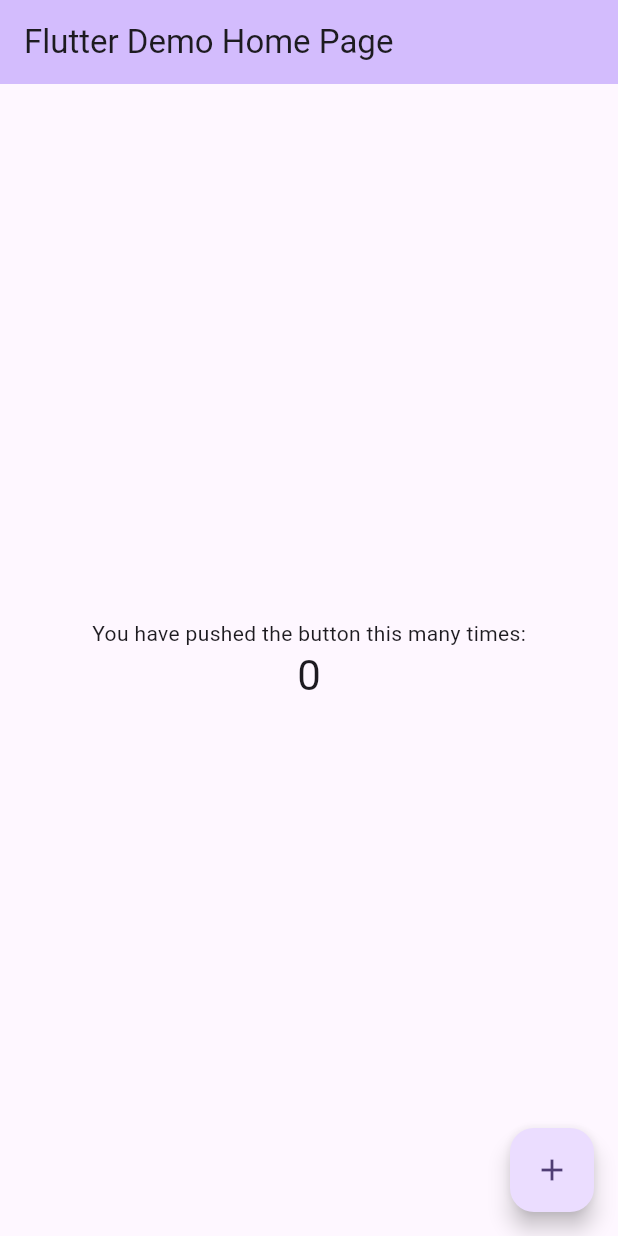
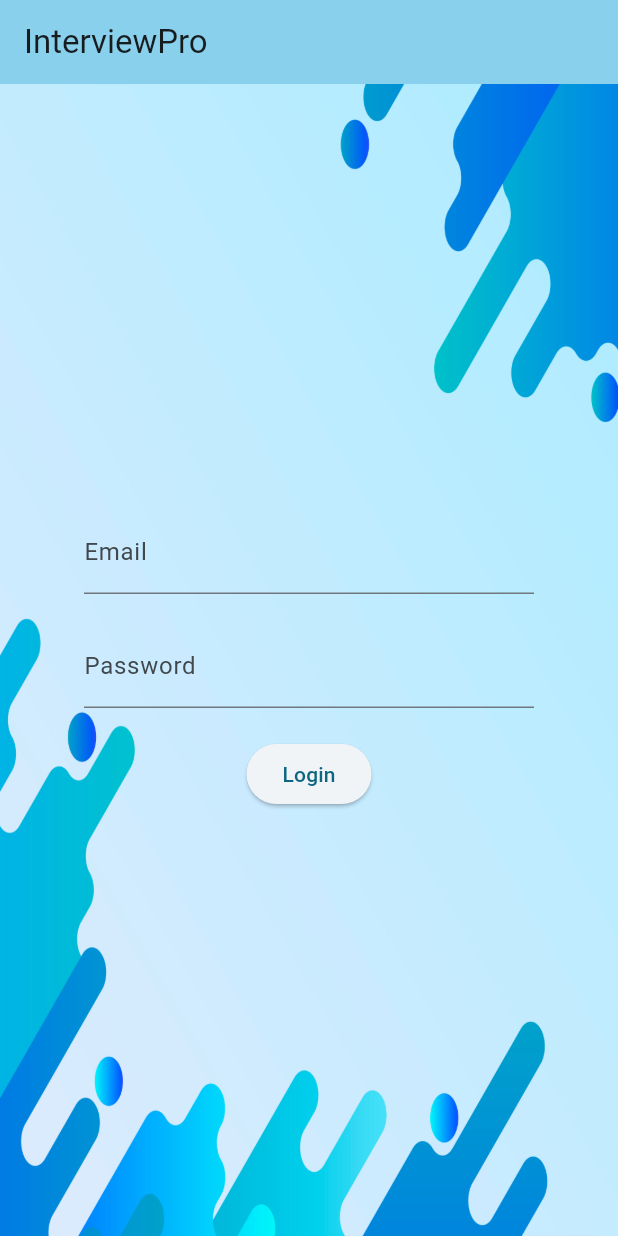
Before and after one commit to ShuklaHariOm/Interview-Enhancement-Recommendation-System, a Flutter app: the screen it shows after launch, on a phone screen of 412 x 824 dp. Run offline on Flutter 3.47's test engine with Material 3 defaults, Android fonts, the phone set to English and light mode, and no system bars; our stand-ins replace device_preview.

Commit message:
login page

```diff
--- /dev/null
+++ b/flutter_mini_project/lib/LoginPage.dart
@@ -0,0 +1,77 @@
+import 'package:flutter/material.dart';
+
+// class LoginPage extends StatefulWidget {
+//   const LoginPage({super.key});
+
+//   // final String title;
+
+//   @override
+//   State<LoginPage> createState() => _LoginPageState();
+// }
+
+// class _LoginPageState extends State<LoginPage> {
+//   @override
+//   Widget build(BuildContext context) {
+//     return Container(
+//       // decoration: BoxDecoration(
+//       //     image: DecorationImage(
+//       //         image: AssetImage('assets/background.png'), fit: BoxFit.cover)),
+//       child: Scaffold(
+//         // appBar: AppBar(
+//         //   backgroundColor: Theme.of(context).colorScheme.inversePrimary,
+//         //   // title: Text(widget.title),
+//         // ),
+//         body: LoginForm(),
+//         backgroundColor: Colors.transparent,
+//       ),
+//     );
+//   }
+// }
+
+class LoginForm extends StatefulWidget {
+  const LoginForm({super.key});
+
+  @override
+  State<LoginForm> createState() => _LoginFormState();
+}
+
+class _LoginFormState extends State<LoginForm> {
+  final TextEditingController _emailController = TextEditingController();
+  final TextEditingController _passwordController = TextEditingController();
+
+  @override
+  Widget build(BuildContext context) {
+    return Padding(
+      padding: EdgeInsets.all(50.0),
+      child: Column(
+        crossAxisAlignment: CrossAxisAlignment.center,
+        mainAxisAlignment: MainAxisAlignment.center,
+        children: <Widget>[
+          Container(
+            width: 300,
+            child: TextField(
+              controller: _emailController,
+              decoration: InputDecoration(labelText: 'Email'),
+              keyboardType: TextInputType.emailAddress,
+            ),
+          ),
+          SizedBox(height: 20),
+          Container(
+            width: 300,
+            child: TextField(
+              controller: _passwordController,
+              decoration: InputDecoration(labelText: 'Password'),
+              obscureText: true,
+            ),
+          ),
+          SizedBox(height: 20),
+          ElevatedButton(
+              onPressed: () {
+                //implment login funcionality
+              },
+              child: Text('Login'))
+        ],
+      ),
+    );
+  }
+}
--- a/flutter_mini_project/lib/main.dart
+++ b/flutter_mini_project/lib/main.dart
@@ -1,125 +1,69 @@
 import 'package:flutter/material.dart';
+import 'package:device_preview/device_preview.dart';
+import 'package:flutter_mini_project/LoginPage.dart';
 
 void main() {
-  runApp(const MyApp());
+  runApp(
+    DevicePreview(
+      enabled: true,
+      builder: (context) => MyApp(),
+    ),
+  );
 }
 
 class MyApp extends StatelessWidget {
   const MyApp({super.key});
 
-  // This widget is the root of your application.
   @override
   Widget build(BuildContext context) {
     return MaterialApp(
       title: 'Flutter Demo',
       theme: ThemeData(
-        // This is the theme of your application.
-        //
-        // TRY THIS: Try running your application with "flutter run". You'll see
-        // the application has a purple toolbar. Then, without quitting the app,
-        // try changing the seedColor in the colorScheme below to Colors.green
-        // and then invoke "hot reload" (save your changes or press the "hot
-        // reload" button in a Flutter-supported IDE, or press "r" if you used
-        // the command line to start the app).
-        //
-        // Notice that the counter didn't reset back to zero; the application
-        // state is not lost during the reload. To reset the state, use hot
-        // restart instead.
-        //
-        // This works for code too, not just values: Most code changes can be
-        // tested with just a hot reload.
-        colorScheme: ColorScheme.fromSeed(seedColor: Colors.deepPurple),
+        colorScheme:
+            ColorScheme.fromSeed(seedColor: Color.fromARGB(255, 207, 236, 250)),
         useMaterial3: true,
       ),
-      home: const MyHomePage(title: 'Flutter Demo Home Page'),
+      // home: const MyHomePage(title: 'InterviewPro'),
+      debugShowCheckedModeBanner: false,
+      locale: DevicePreview.locale(context),
+      builder: DevicePreview.appBuilder,
+      routes: {
+        '/': (context) => const CustomScaffold(
+              child: LoginForm(), // No need to pass title here
+            ),
+        // '/home' : (context) => MyHomePage(),
+        // '/signup': (context) => SignupPage(),
+      },
     );
   }
 }
 
-class MyHomePage extends StatefulWidget {
-  const MyHomePage({super.key, required this.title});
+class CustomScaffold extends StatelessWidget {
+  final Widget child;
 
-  // This widget is the home page of your application. It is stateful, meaning
-  // that it has a State object (defined below) that contains fields that affect
-  // how it looks.
-
-  // This class is the configuration for the state. It holds the values (in this
-  // case the title) provided by the parent (in this case the App widget) and
-  // used by the build method of the State. Fields in a Widget subclass are
-  // always marked "final".
-
-  final String title;
-
-  @override
-  State<MyHomePage> createState() => _MyHomePageState();
-}
-
-class _MyHomePageState extends State<MyHomePage> {
-  int _counter = 0;
-
-  void _incrementCounter() {
-    setState(() {
-      // This call to setState tells the Flutter framework that something has
-      // changed in this State, which causes it to rerun the build method below
-      // so that the display can reflect the updated values. If we changed
-      // _counter without calling setState(), then the build method would not be
-      // called again, and so nothing would appear to happen.
-      _counter++;
-    });
-  }
+  const CustomScaffold({Key? key, required this.child}) : super(key: key);
 
   @override
   Widget build(BuildContext context) {
-    // This method is rerun every time setState is called, for instance as done
-    // by the _incrementCounter method above.
-    //
-    // The Flutter framework has been optimized to make rerunning build methods
-    // fast, so that you can just rebuild anything that needs updating rather
-    // than having to individually change instances of widgets.
     return Scaffold(
       appBar: AppBar(
-        // TRY THIS: Try changing the color here to a specific color (to
-        // Colors.amber, perhaps?) and trigger a hot reload to see the AppBar
-        // change color while the other colors stay the same.
         backgroundColor: Theme.of(context).colorScheme.inversePrimary,
-        // Here we take the value from the MyHomePage object that was created by
-        // the App.build method, and use it to set our appbar title.
-        title: Text(widget.title),
+        title: Text('InterviewPro'),
       ),
-      body: Center(
-        // Center is a layout widget. It takes a single child and positions it
-        // in the middle of the parent.
-        child: Column(
-          // Column is also a layout widget. It takes a list of children and
-          // arranges them vertically. By default, it sizes itself to fit its
-          // children horizontally, and tries to be as tall as its parent.
-          //
-          // Column has various properties to control how it sizes itself and
-          // how it positions its children. Here we use mainAxisAlignment to
-          // center the children vertically; the main axis here is the vertical
-          // axis because Columns are vertical (the cross axis would be
-          // horizontal).
-          //
-          // TRY THIS: Invoke "debug painting" (choose the "Toggle Debug Paint"
-          // action in the IDE, or press "p" in the console), to see the
-          // wireframe for each widget.
-          mainAxisAlignment: MainAxisAlignment.center,
-          children: <Widget>[
-            const Text(
-              'You have pushed the button this many times:',
-            ),
-            Text(
-              '$_counter',
-              style: Theme.of(context).textTheme.headlineMedium,
-            ),
-          ],
-        ),
+      body: Stack(
+        fit: StackFit.expand,
+        children: [
+          // Background image
+          Container(
+            decoration: BoxDecoration(
+                image: DecorationImage(
+                    image: AssetImage('assets/background.png'),
+                    fit: BoxFit.cover)),
+          ),
+          // Child content
+          Positioned.fill(child: child),
+        ],
       ),
-      floatingActionButton: FloatingActionButton(
-        onPressed: _incrementCounter,
-        tooltip: 'Increment',
-        child: const Icon(Icons.add),
-      ), // This trailing comma makes auto-formatting nicer for build methods.
     );
   }
 }
```
Also changed, not shown: flutter_mini_project/pubspec.yaml (+5 -5 lines), flutter_mini_project/assets/background.png (added), flutter_mini_project/pubspec.lock, 1 other file.
